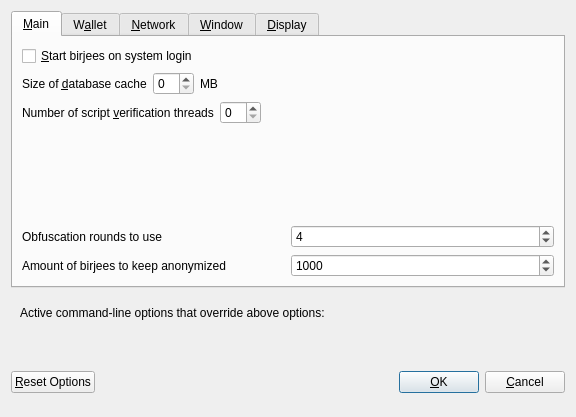
This is src/qt/forms/optionsdialog.ui in Micenas/rogaverse as Qt 5 draws it before an edit. The edited form follows.
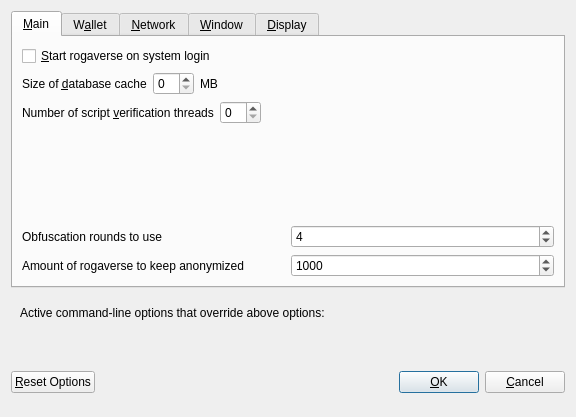
This is the edited form. Custom widgets are drawn as their Qt base class.

```diff
--- a/src/qt/forms/optionsdialog.ui
+++ b/src/qt/forms/optionsdialog.ui
@@ -33,7 +33,7 @@
           <string>Automatically start birjees after logging in to the system.</string>
          </property>
          <property name="text">
-          <string>&amp;Start birjees on system login</string>
+          <string>&amp;Start rogaverse on system login</string>
          </property>
         </widget>
        </item>
@@ -177,7 +177,7 @@
             <string notr="true"/>
            </property>
            <property name="text">
-            <string>Amount of birjees to keep anonymized</string>
+            <string>Amount of rogaverse to keep anonymized</string>
            </property>
           </widget>
          </item>
```
Left out of the diff: 12 changed lines with no effect on the pictures.
